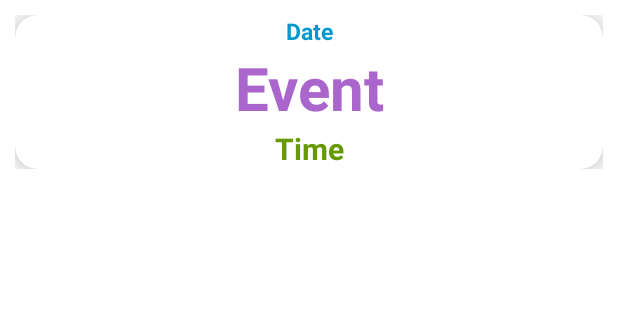
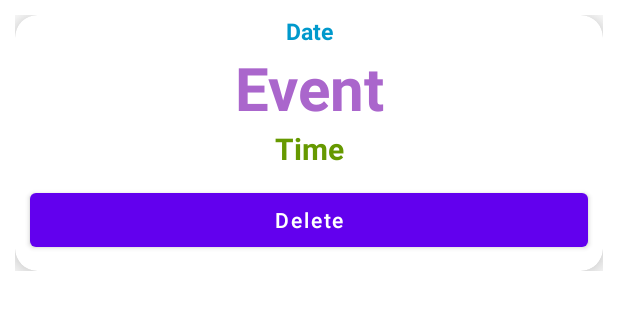
Before and after one commit to AntrayS/Senior-Project, an Android app: the layout show_events_rowlayout.xml on its own in the app's theme, with its tools: preview values and no code run, on a phone screen of 412 x 824 dp. Shown: the top 310 px of the screen. Run offline under Robolectric (Android 15) with nearby library versions, the phone set to English and light mode, and no system bars.

Commit message:
Event Calendar Update #3
Users should now be able to delete events!

```diff
--- a/app/src/main/java/com/example/easymeets/DBOpenHelper.java
+++ b/app/src/main/java/com/example/easymeets/DBOpenHelper.java
@@ -59,4 +59,10 @@ public class DBOpenHelper extends SQLiteOpenHelper {
 
         return database.query(DBStructure.EVENT_TABLE_NAME, Projections, Selection, SelectionArgs, null, null, null);
     }
+
+    public void deleteEvent(String event, String date, String time, SQLiteDatabase database) {
+        String selection = DBStructure.EVENT + "=? and " + DBStructure.DATE + "=? and " + DBStructure.TIME + "=?";
+        String[] selectionArg = {event, date, time};
+        database.delete(DBStructure.EVENT_TABLE_NAME, selection, selectionArg);
+    }
 }
--- a/app/src/main/java/com/example/easymeets/ui/MyGridAdapter.java
+++ b/app/src/main/java/com/example/easymeets/MyGridAdapter.java
@@ -1,4 +1,4 @@
-package com.example.easymeets.ui;
+package com.example.easymeets;
 
 import android.content.Context;
 import android.graphics.Color;
--- a/app/src/main/res/layout/show_events_rowlayout.xml
+++ b/app/src/main/res/layout/show_events_rowlayout.xml
@@ -47,6 +47,15 @@
                 android:text="Time"
                 android:textSize="20dp"
                 />
+
+            <Button
+                android:layout_width="match_parent"
+                android:layout_height="wrap_content"
+                android:id="@+id/delete"
+                android:text="Delete"
+                android:textAllCaps="false"
+                android:layout_margin="10dp"
+                />
         </LinearLayout>
 
     </androidx.cardview.widget.CardView>
```
Also changed, not shown: app/src/main/java/com/example/easymeets/CustomCalendarView.java (+7 -3 lines), app/src/main/java/com/example/easymeets/EventRecyclerAdapter.java (added, +75 -0 lines), app/src/main/java/com/example/easymeets/ui/EventRecyclerAdapter.java (deleted, +0 -58 lines).
